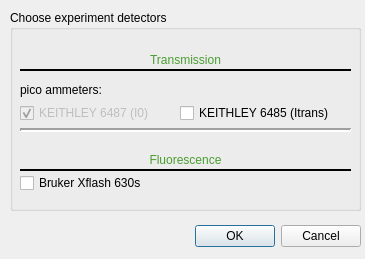
Before: the Qt Designer form ui/detectors.ui in SESAME-Synchrotron/HESEBScanTool, drawn with Qt 5.
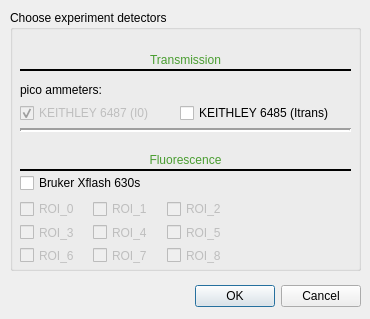
After: the same form once the commit is applied.

What changed in the file:
```diff
--- a/ui/detectors.ui
+++ b/ui/detectors.ui
@@ -6,8 +6,8 @@
    <rect>
     <x>0</x>
     <y>0</y>
-    <width>365</width>
-    <height>259</height>
+    <width>370</width>
+    <height>319</height>
    </rect>
   </property>
   <property name="windowTitle">
@@ -17,7 +17,7 @@
    <property name="geometry">
     <rect>
      <x>190</x>
-     <y>220</y>
+     <y>280</y>
      <width>171</width>
      <height>32</height>
     </rect>
@@ -35,7 +35,7 @@
      <x>10</x>
      <y>10</y>
      <width>351</width>
-     <height>201</height>
+     <height>261</height>
     </rect>
    </property>
    <property name="font">
@@ -233,6 +233,120 @@
      <enum>Qt::Horizontal</enum>
     </property>
    </widget>
+   <widget class="QWidget" name="">
+    <property name="geometry">
+     <rect>
+      <x>10</x>
+      <y>190</y>
+      <width>214</width>
+      <height>64</height>
+     </rect>
+    </property>
+    <layout class="QHBoxLayout" name="horizontalLayout">
+     <item>
+      <layout class="QVBoxLayout" name="verticalLayout">
+       <item>
+        <widget class="QCheckBox" name="ROI_0">
+         <property name="enabled">
+          <bool>false</bool>
+         </property>
+         <property name="text">
+          <string>ROI_0</string>
+         </property>
+        </widget>
+       </item>
+       <item>
+        <widget class="QCheckBox" name="ROI_3">
+         <property name="enabled">
+          <bool>false</bool>
+         </property>
+         <property name="text">
+          <string>ROI_3</string>
+         </property>
+        </widget>
+       </item>
+       <item>
+        <widget class="QCheckBox" name="ROI_6">
+         <property name="enabled">
+          <bool>false</bool>
+         </property>
+         <property name="text">
+          <string>ROI_6</string>
+         </property>
+        </widget>
+       </item>
+      </layout>
+     </item>
+     <item>
+      <layout class="QVBoxLayout" name="verticalLayout_2">
+       <item>
+        <widget class="QCheckBox" name="ROI_1">
+         <property name="enabled">
+          <bool>false</bool>
+         </property>
+         <property name="text">
+          <string>ROI_1</string>
+         </property>
+        </widget>
+       </item>
+       <item>
+        <widget class="QCheckBox" name="ROI_4">
+         <property name="enabled">
+          <bool>false</bool>
+         </property>
+         <property name="text">
+          <string>ROI_4</string>
+         </property>
+        </widget>
+       </item>
+       <item>
+        <widget class="QCheckBox" name="ROI_7">
+         <property name="enabled">
+          <bool>false</bool>
+         </property>
+         <property name="text">
+          <string>ROI_7</string>
+         </property>
+        </widget>
+       </item>
+      </layout>
+     </item>
+     <item>
+      <layout class="QVBoxLayout" name="verticalLayout_3">
+       <item>
+        <widget class="QCheckBox" name="ROI_2">
+         <property name="enabled">
+          <bool>false</bool>
+         </property>
+         <property name="text">
+          <string>ROI_2</string>
+         </property>
+        </widget>
+       </item>
+       <item>
+        <widget class="QCheckBox" name="ROI_5">
+         <property name="enabled">
+          <bool>false</bool>
+         </property>
+         <property name="text">
+          <string>ROI_5</string>
+         </property>
+        </widget>
+       </item>
+       <item>
+        <widget class="QCheckBox" name="ROI_8">
+         <property name="enabled">
+          <bool>false</bool>
+         </property>
+         <property name="text">
+          <string>ROI_8</string>
+         </property>
+        </widget>
+       </item>
+      </layout>
+     </item>
+    </layout>
+   </widget>
   </widget>
  </widget>
  <tabstops>
```
Left out of the diff: 152 changed lines with no effect on the pictures.
